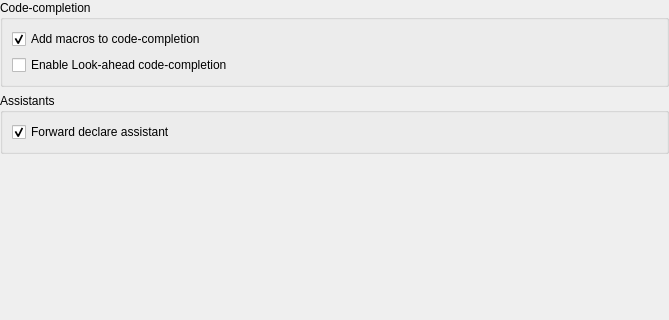
Old version of the form plugins/clang/clangsettings/sessionsettings/sessionsettings.ui in the repository KDE/kdevelop; both pictures show x 0 to 669 and y 0 to 320 of the 669 by 489 pixel window.
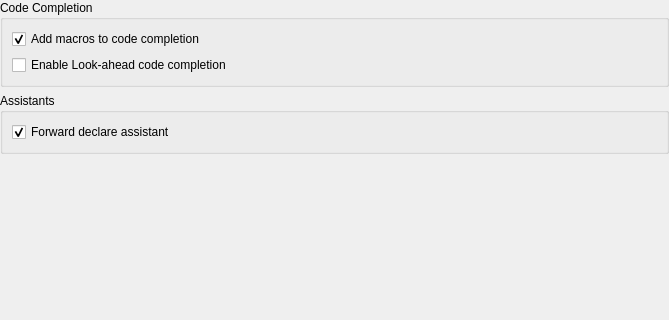
New version of the form.

Commit message:
clang: add more UI context marker for strings, fix some style
GIT_SILENT

```diff
--- a/plugins/clang/clangsettings/sessionsettings/sessionsettings.ui
+++ b/plugins/clang/clangsettings/sessionsettings/sessionsettings.ui
@@ -26,7 +26,7 @@
    <item row="0" column="0">
     <widget class="QGroupBox" name="groupBox_4">
      <property name="title">
-      <string>Code-completion</string>
+      <string comment="@title:group">Code Completion</string>
      </property>
      <layout class="QGridLayout" name="gridLayout_4">
       <item row="0" column="0">
@@ -35,7 +35,7 @@
          <string>&lt;html&gt;&lt;head/&gt;&lt;body&gt;&lt;p&gt;If disabled, macros will not be included in the code-completion results. This can improve the responsiveness of code-completion in some cases.&lt;/p&gt;&lt;p&gt;&lt;br/&gt;&lt;/p&gt;&lt;/body&gt;&lt;/html&gt;</string>
         </property>
         <property name="text">
-         <string>Add macros to code-completion</string>
+         <string comment="@option:check">Add macros to code completion</string>
         </property>
         <property name="checked">
          <bool>true</bool>
@@ -48,7 +48,7 @@
          <bool>true</bool>
         </property>
         <property name="text">
-         <string>Enable Look-ahead code-completion</string>
+         <string comment="@option:check">Enable Look-ahead code completion</string>
         </property>
         <property name="checked">
          <bool>false</bool>
```
Left out of the diff: 6 changed lines with no effect on the pictures. The commit also changes 3 other files.
